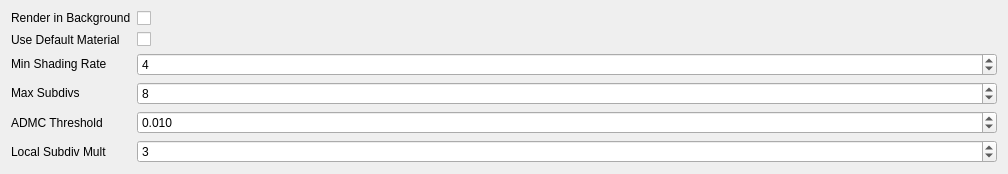
First picture: the form in scripts/maya_psyhive/tools/oculus_quest/ui_files/render_global_options.ui, repository Psyop/psyhive, before the edit.
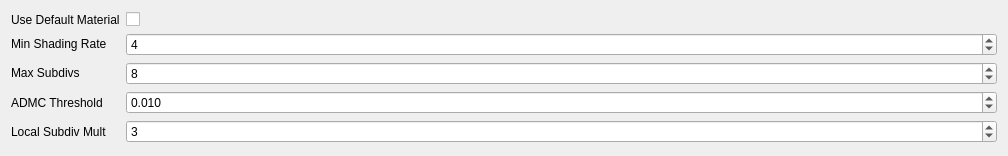
Second picture: the form after the edit.

The edit to the form file:
```diff
--- a/scripts/maya_psyhive/tools/oculus_quest/ui_files/render_global_options.ui
+++ b/scripts/maya_psyhive/tools/oculus_quest/ui_files/render_global_options.ui
@@ -22,7 +22,33 @@
   <layout class="QGridLayout" name="gridLayout">
    <item row="0" column="0">
     <layout class="QGridLayout" name="gridLayout_11">
-     <item row="3" column="0">
+     <item row="1" column="0">
+      <widget class="QLabel" name="bake_min_shading_rate_label">
+       <property name="sizePolicy">
+        <sizepolicy hsizetype="Fixed" vsizetype="Fixed">
+         <horstretch>0</horstretch>
+         <verstretch>0</verstretch>
+        </sizepolicy>
+       </property>
+       <property name="text">
+        <string>Min Shading Rate</string>
+       </property>
+      </widget>
+     </item>
+     <item row="4" column="1">
+      <widget class="QSpinBox" name="bake_local_subdivs_mult_spinbox">
+       <property name="minimum">
+        <number>1</number>
+       </property>
+       <property name="maximum">
+        <number>8</number>
+       </property>
+       <property name="value">
+        <number>3</number>
+       </property>
+      </widget>
+     </item>
+     <item row="2" column="0">
       <widget class="QLabel" name="bake_max_subdivs_label">
        <property name="sizePolicy">
         <sizepolicy hsizetype="Fixed" vsizetype="Fixed">
@@ -35,7 +61,28 @@
        </property>
       </widget>
      </item>
-     <item row="4" column="1">
+     <item row="3" column="0">
+      <widget class="QLabel" name="bake_admc_threshold_label">
+       <property name="text">
+        <string>ADMC Threshold</string>
+       </property>
+      </widget>
+     </item>
+     <item row="4" column="0">
+      <widget class="QLabel" name="bake_local_subdivs_mult_label">
+       <property name="text">
+        <string>Local Subdiv Mult</string>
+       </property>
+      </widget>
+     </item>
+     <item row="0" column="0">
+      <widget class="QLabel" name="bake_use_default_material_label">
+       <property name="text">
+        <string>Use Default Material</string>
+       </property>
+      </widget>
+     </item>
+     <item row="3" column="1">
       <widget class="QDoubleSpinBox" name="bake_admc_threshold_spinbox">
        <property name="decimals">
         <number>3</number>
@@ -54,86 +101,7 @@
        </property>
       </widget>
      </item>
-     <item row="5" column="0">
-      <widget class="QLabel" name="bake_local_subdivs_mult_label">
-       <property name="text">
-        <string>Local Subdiv Mult</string>
-       </property>
-      </widget>
-     </item>
-     <item row="4" column="0">
-      <widget class="QLabel" name="bake_admc_threshold_label">
-       <property name="text">
-        <string>ADMC Threshold</string>
-       </property>
-      </widget>
-     </item>
-     <item row="2" column="0">
-      <widget class="QLabel" name="bake_min_shading_rate_label">
-       <property name="sizePolicy">
-        <sizepolicy hsizetype="Fixed" vsizetype="Fixed">
-         <horstretch>0</horstretch>
-         <verstretch>0</verstretch>
-        </sizepolicy>
-       </property>
-       <property name="text">
-        <string>Min Shading Rate</string>
-       </property>
-      </widget>
-     </item>
      <item row="2" column="1">
-      <widget class="QSpinBox" name="bake_min_shading_rate_spinbox">
-       <property name="sizePolicy">
-        <sizepolicy hsizetype="Expanding" vsizetype="Fixed">
-         <horstretch>0</horstretch>
-         <verstretch>0</verstretch>
-        </sizepolicy>
-       </property>
-       <property name="value">
-        <number>4</number>
-       </property>
-      </widget>
-     </item>
-     <item row="0" column="1">
-      <widget class="QCheckBox" name="bake_background_render_checkbox">
-       <property name="sizePolicy">
-        <sizepolicy hsizetype="Expanding" vsizetype="Fixed">
-         <horstretch>0</horstretch>
-         <verstretch>0</verstretch>
-        </sizepolicy>
-       </property>
-       <property name="text">
-        <string/>
-       </property>
-      </widget>
-     </item>
-     <item row="0" column="0">
-      <widget class="QLabel" name="bake_background_render_label">
-       <property name="sizePolicy">
-        <sizepolicy hsizetype="Fixed" vsizetype="Fixed">
-         <horstretch>0</horstretch>
-         <verstretch>0</verstretch>
-        </sizepolicy>
-       </property>
-       <property name="text">
-        <string>Render in Background</string>
-       </property>
-      </widget>
-     </item>
-     <item row="5" column="1">
-      <widget class="QSpinBox" name="bake_local_subdivs_mult_spinbox">
-       <property name="minimum">
-        <number>1</number>
-       </property>
-       <property name="maximum">
-        <number>8</number>
-       </property>
-       <property name="value">
-        <number>3</number>
-       </property>
-      </widget>
-     </item>
-     <item row="3" column="1">
       <widget class="QSpinBox" name="bake_max_subdivs_spinbox">
        <property name="sizePolicy">
         <sizepolicy hsizetype="Expanding" vsizetype="Fixed">
@@ -146,17 +114,23 @@
        </property>
       </widget>
      </item>
-     <item row="1" column="1">
+     <item row="0" column="1">
       <widget class="QCheckBox" name="bake_use_default_material_checkbox">
        <property name="text">
         <string/>
        </property>
       </widget>
      </item>
-     <item row="1" column="0">
-      <widget class="QLabel" name="bake_use_default_material_label">
-       <property name="text">
-        <string>Use Default Material</string>
+     <item row="1" column="1">
+      <widget class="QSpinBox" name="bake_min_shading_rate_spinbox">
+       <property name="sizePolicy">
+        <sizepolicy hsizetype="Expanding" vsizetype="Fixed">
+         <horstretch>0</horstretch>
+         <verstretch>0</verstretch>
+        </sizepolicy>
+       </property>
+       <property name="value">
+        <number>4</number>
        </property>
       </widget>
      </item>
```
